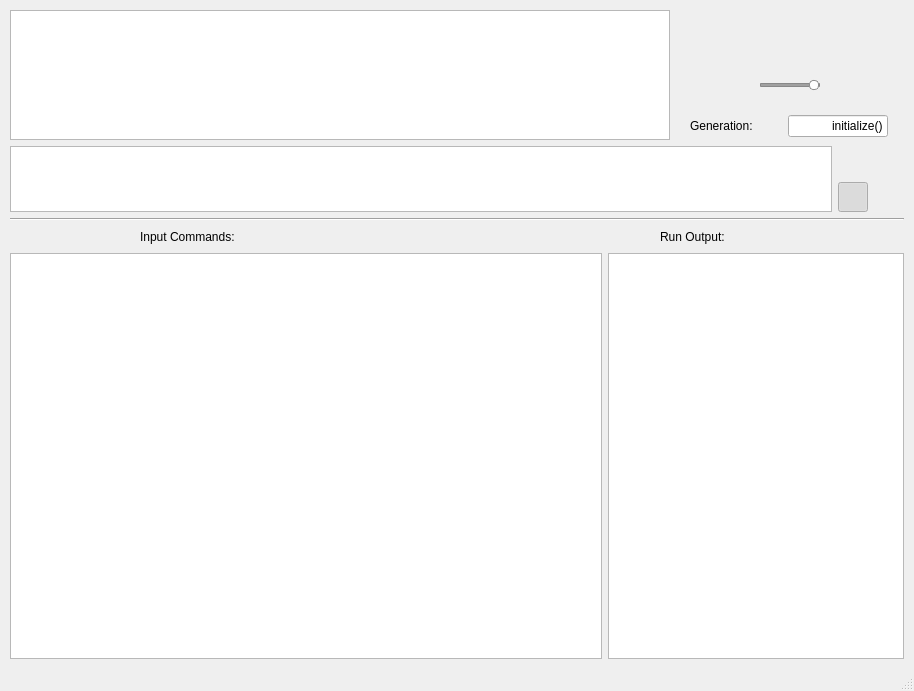
This is QtSLiM/QtSLiMWindow.ui in MesserLab/SLiM as Qt 5 draws it before an edit. The edited form follows.
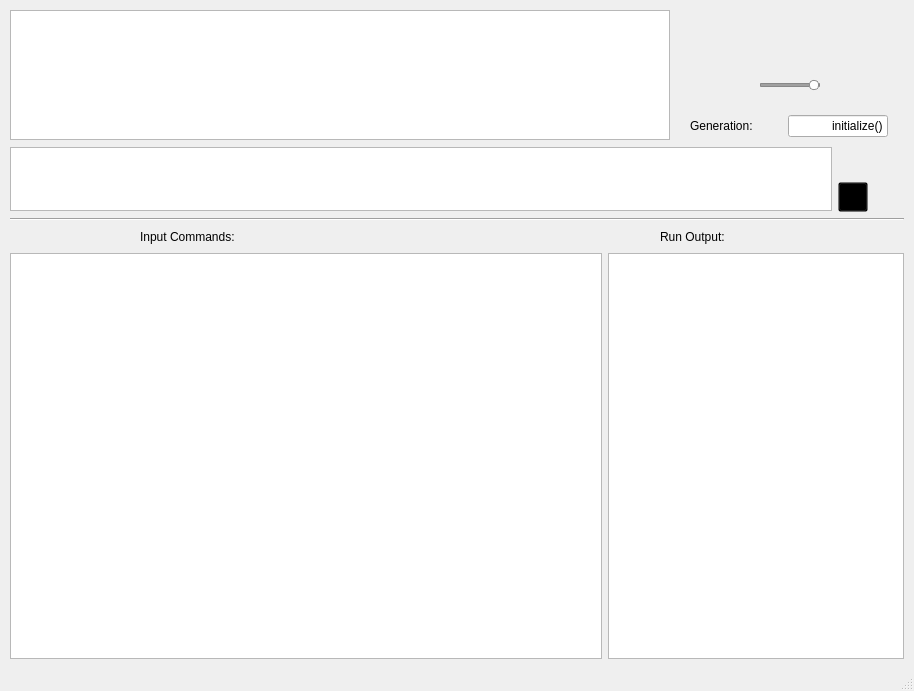
This is the edited form. Icons and pictures are not drawn.

Commit message: fix button tracking/highlighting

Diff of the .ui file:
```diff
--- a/QtSLiM/QtSLiMWindow.ui
+++ b/QtSLiM/QtSLiMWindow.ui
@@ -335,13 +335,13 @@
           <property name="minimumSize">
            <size>
             <width>0</width>
-            <height>66</height>
+            <height>64</height>
            </size>
           </property>
           <property name="maximumSize">
            <size>
             <width>16777215</width>
-            <height>66</height>
+            <height>64</height>
            </size>
           </property>
          </widget>
@@ -461,6 +461,14 @@
               <height>30</height>
              </size>
             </property>
+            <property name="styleSheet">
+             <string notr="true">QPushButton:pressed {
+     background-color: #00000000;
+}
+QPushButton:checked {
+     background-color: #00000000;
+}</string>
+            </property>
             <property name="icon">
              <iconset resource="buttons.qrc">
               <normaloff>:/buttons/show_mutations.png</normaloff>
```
Left out of the diff: 128 changed lines with no effect on the pictures. The commit also changes 2 other files.
